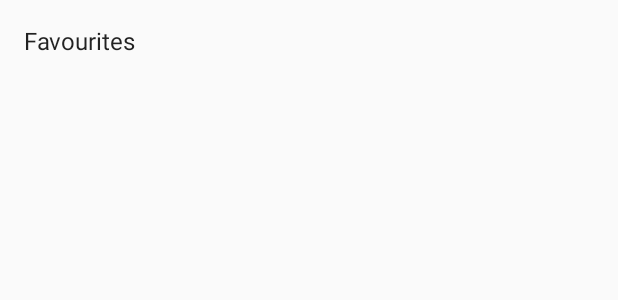
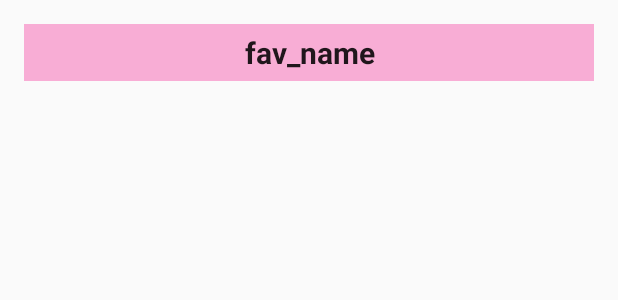
Before and after one commit to tothniki/Clothes-android, an Android app: the layout fragment_favourites.xml on its own in the app's theme, with its tools: preview values and no code run, on a phone screen of 412 x 824 dp. Shown: the top 300 px of the screen. Run offline under Robolectric (Android 15) with nearby library versions, the phone set to English and light mode, and no system bars.

Commit message:
Add UI design to favourites

```diff
--- a/app/src/main/java/com/example/kata/clothes/ui/favourites/FavouritesFragment.java
+++ b/app/src/main/java/com/example/kata/clothes/ui/favourites/FavouritesFragment.java
@@ -39,7 +39,7 @@ public class FavouritesFragment extends Fragment implements FavouritesScreen {
     // TODO: Customize parameter argument names
     private static final String ARG_COLUMN_COUNT = "column-count";
     // TODO: Customize parameters
-    private int mColumnCount = 2;
+    private int mColumnCount = 1;
     private OnListFragmentInteractionListener mListener;
 
     /**
--- a/app/src/main/res/layout/fragment_favourites.xml
+++ b/app/src/main/res/layout/fragment_favourites.xml
@@ -1,28 +1,20 @@
 <?xml version="1.0" encoding="utf-8"?>
 <LinearLayout xmlns:android="http://schemas.android.com/apk/res/android"
-    android:layout_width="wrap_content"
+    android:layout_width="match_parent"
     android:layout_height="wrap_content"
     android:orientation="horizontal">
 
-    <!--<TextView-->
-        <!--android:id="@+id/item_number"-->
-        <!--android:layout_width="wrap_content"-->
-        <!--android:layout_height="wrap_content"-->
-        <!--android:layout_margin="@dimen/text_margin"-->
-        <!--android:textAppearance="?attr/textAppearanceListItem"-->
-        <!--android:text="@string/title_favourite"/>-->
+        <TextView
+            android:id="@+id/fav_content"
+            android:layout_width="match_parent"
+            android:layout_height="match_parent"
+            android:layout_margin="@dimen/text_margin"
+            android:text="fav_name"
+            android:textStyle="bold"
+            android:textSize="20sp"
+            android:background="@color/colorAccent_visible"
+            android:gravity="center"
+            android:padding="5dp"
+            android:textAppearance="?attr/textAppearanceListItem" />
 
-    <TextView
-        android:id="@+id/fav_content"
-        android:layout_width="wrap_content"
-        android:layout_height="wrap_content"
-        android:layout_margin="@dimen/text_margin"
-        android:textAppearance="?attr/textAppearanceListItem"
-        android:text="@string/title_favourite"/>
-
-    <!--<TextView-->
-        <!--android:layout_width="wrap_content"-->
-        <!--android:layout_height="wrap_content"-->
-        <!--android:text="@string/title_favourite"-->
-        <!--android:textAppearance="@style/Base.TextAppearance.AppCompat.Large"/>-->
 </LinearLayout>
```
Also changed, not shown: app/src/main/res/layout/activity_main.xml (+0 -10 lines), app/src/main/res/layout/fragment_categories.xml (+1 -12 lines), app/src/main/res/layout/fragment_clothes.xml (+0 -8 lines), app/src/main/res/layout/fragment_create.xml (+2 -16 lines).
